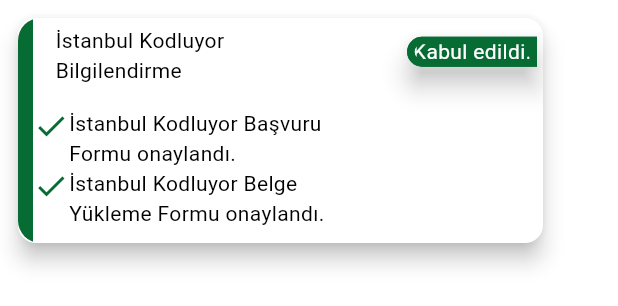
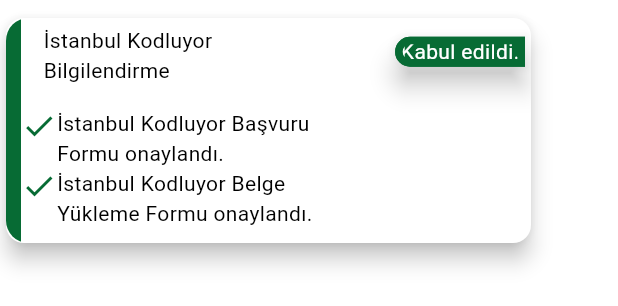
Before and after one commit to berkeercin/tobetomobileapp, a Flutter app: the Basvurularim widget shown alone on an empty page, opened directly, on a phone screen of 412 x 824 dp. Shown: the top 306 px of the screen. Run offline on Flutter 3.47's test engine with Material 3 defaults, Android fonts, the phone set to English and light mode, and no system bars; our stand-ins replace flutter_speed_dial.

Commit message:
28.12.2023 tarihli ikinci commit

```diff
--- a/lib/widgets/homepage/tabbar/basvurularim.dart
+++ b/lib/widgets/homepage/tabbar/basvurularim.dart
@@ -6,8 +6,12 @@
   @override
   Widget build(BuildContext context) {
     TobetoColor tobetoColor = TobetoColor();
-    return Padding(
-      padding: const EdgeInsets.all(8),
+    return SingleChildScrollView(
+      scrollDirection: Axis.horizontal,
+      child: Row(
+        children: [
+          Padding(
+            padding: const EdgeInsets.only(top: 8, bottom: 8),
             child: Card(
               elevation: 6,
               child: ClipPath(
@@ -64,7 +68,9 @@
                       const SizedBox(
                         height: 15,
                       ),
-                Row(crossAxisAlignment: CrossAxisAlignment.start, children: [
+                      Row(
+                          crossAxisAlignment: CrossAxisAlignment.start,
+                          children: [
                             Icon(
                               Icons.check,
                               color: tobetoColor.cardColor,
@@ -111,6 +117,9 @@
                 ),
               ),
             ),
+          ),
+        ],
+      ),
     );
   }
 }
```
Also changed, not shown: lib/main.dart (+0 -7 lines). Lines whose indentation alone changed are shown as unchanged.
